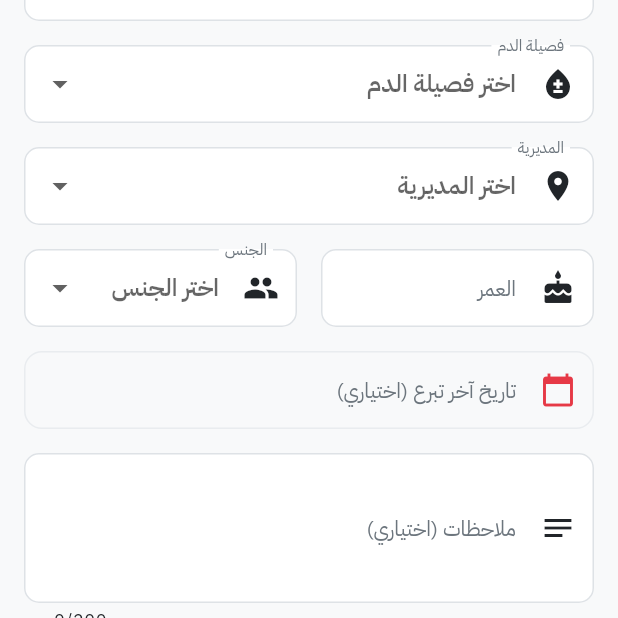
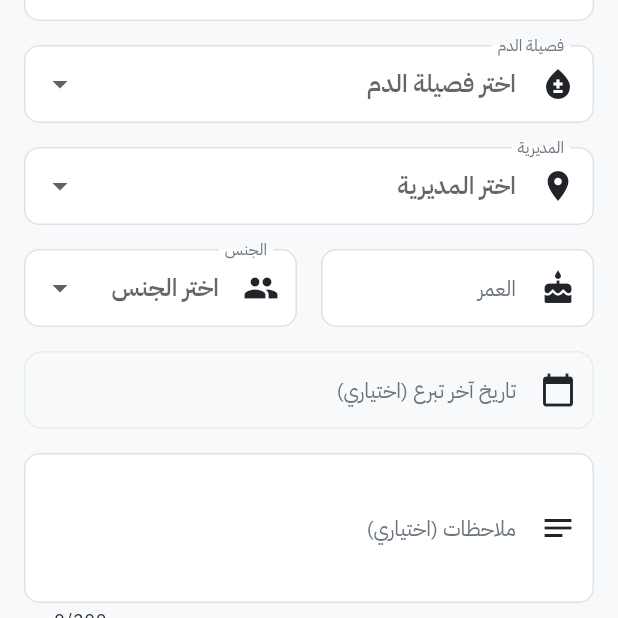
Before and after one commit to salehbagomri/mahrah_blood_bank_app, a Flutter app: the AddDonorScreen screen opened directly, on a phone screen of 412 x 824 dp, the part 618-1236 px from its top. Run offline on Flutter 3.47's test engine with Material 3 defaults, Android fonts, the phone set to English and light mode, and no system bars; our stand-ins replace flutter_spinkit, open_filex, pdf, share_plus, smooth_page_indicator, supabase_flutter; missing offline and left inert: excel; accounts and stored records are empty; network calls fail.

Commit message:
تغيير لون ايقونة التاريخ لاسود

```diff
--- a/lib/screens/donor/add_donor_screen.dart
+++ b/lib/screens/donor/add_donor_screen.dart
@@ -259,7 +259,6 @@ class _AddDonorScreenState extends State<AddDonorScreen> {
                           hintText: 'اضغط لاختيار التاريخ',
                           prefixIcon: const Icon(
                             Icons.calendar_today,
-                            color: AppColors.primary,
                           ),
                           suffixIcon: _lastDonationDate != null
                               ? IconButton(
```
